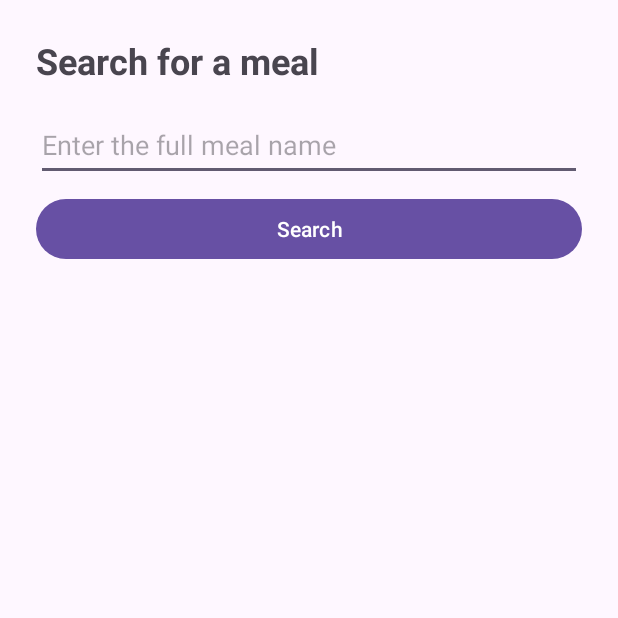
After one commit to PatrickC995/Meal_Prep_API, an Android app: the MealsSearch screen opened directly, with no data from a screen before it, on a phone screen of 412 x 824 dp, the top half of it. The commit adds this screen. Run offline under Robolectric (Android 15) with nearby library versions, the phone set to English and light mode, and no system bars; our stand-ins replace Room's generated code, Volley.

Commit message:
implemented meal search

```diff
--- a/app/src/main/AndroidManifest.xml
+++ b/app/src/main/AndroidManifest.xml
@@ -1,6 +1,7 @@
 <?xml version="1.0" encoding="utf-8"?>
 <manifest xmlns:android="http://schemas.android.com/apk/res/android"
     xmlns:tools="http://schemas.android.com/tools">
+
     <uses-permission android:name="android.permission.INTERNET" />
 
     <application
@@ -14,6 +15,9 @@
         android:theme="@style/Theme.Meal_Prep_API"
         tools:targetApi="31">
         <activity
+            android:name=".MealsSearch"
+            android:exported="false" />
+        <activity
             android:name=".MainActivity"
             android:exported="true">
             <intent-filter>
--- /dev/null
+++ b/app/src/main/res/layout/activity_meals_search.xml
@@ -0,0 +1,68 @@
+<?xml version="1.0" encoding="utf-8"?>
+<ScrollView
+    xmlns:android="http://schemas.android.com/apk/res/android"
+    xmlns:tools="http://schemas.android.com/tools"
+    android:layout_width="match_parent"
+    android:layout_height="match_parent"
+    android:fillViewport="true"
+    tools:context=".MealsSearch">
+
+    <LinearLayout
+        android:layout_width="match_parent"
+        android:layout_height="wrap_content"
+        android:orientation="vertical"
+        android:padding="24dp">
+
+        <TextView
+            android:layout_width="match_parent"
+            android:layout_height="wrap_content"
+            android:text="Search for a meal"
+            android:textSize="24sp"
+            android:textStyle="bold" />
+
+        <EditText
+            android:id="@+id/meal_name_input"
+            android:layout_width="match_parent"
+            android:layout_height="wrap_content"
+            android:layout_marginTop="16dp"
+            android:minHeight="48dp"
+            android:hint="Enter the full meal name"
+            android:inputType="textCapSentences"
+            android:maxLines="1" />
+
+        <Button
+            android:id="@+id/search_button"
+            android:layout_width="match_parent"
+            android:layout_height="wrap_content"
+            android:layout_marginTop="8dp"
+            android:text="Search" />
+
+        <TextView
+            android:id="@+id/status_text"
+            android:layout_width="match_parent"
+            android:layout_height="wrap_content"
+            android:layout_marginTop="16dp"
+            android:accessibilityLiveRegion="polite"
+            android:textSize="16sp" />
+
+        <ImageView
+            android:id="@+id/meal_image"
+            android:layout_width="match_parent"
+            android:layout_height="220dp"
+            android:layout_marginTop="16dp"
+            android:contentDescription="Meal photograph"
+            android:scaleType="fitCenter"
+            android:visibility="gone" />
+
+        <TextView
+            android:id="@+id/meal_details_text"
+            android:layout_width="match_parent"
+            android:layout_height="wrap_content"
+            android:layout_marginTop="16dp"
+            android:autoLink="web"
+            android:paddingBottom="24dp"
+            android:textSize="18sp" />
+
+    </LinearLayout>
+
+</ScrollView>
```
Also changed, not shown: app/src/main/java/com/example/meal_prep_api/MainActivity.java (+15 -0 lines), app/src/main/java/com/example/meal_prep_api/MealsSearch.java (added, +270 -0 lines), app/src/main/res/layout/activity_main.xml (+16 -10 lines).
